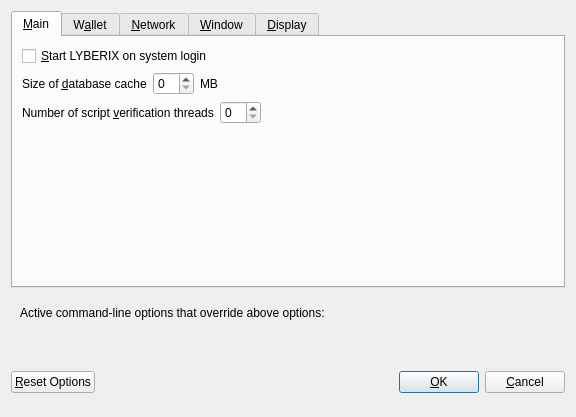
lyberix/lyberix, file src/qt/forms/optionsdialog.ui: the form before one commit.
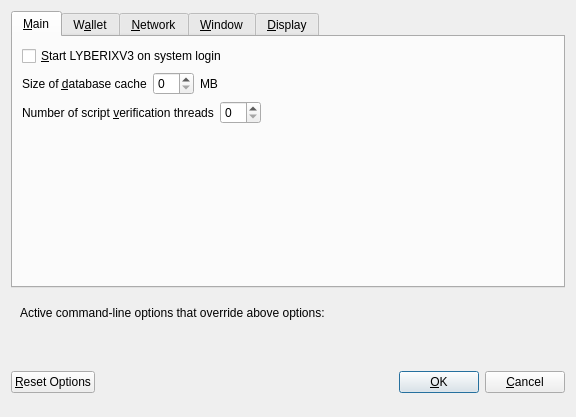
The form after the commit. Custom widgets are drawn as their Qt base class.

Patch:
```diff
--- a/src/qt/forms/optionsdialog.ui
+++ b/src/qt/forms/optionsdialog.ui
@@ -33,7 +33,7 @@
           <string>Automatically start LYBERIX after logging in to the system.</string>
          </property>
          <property name="text">
-          <string>&amp;Start LYBERIX on system login</string>
+          <string>&amp;Start LYBERIXV3 on system login</string>
          </property>
         </widget>
        </item>
```
Left out of the diff: 10 changed lines with no effect on the pictures.
